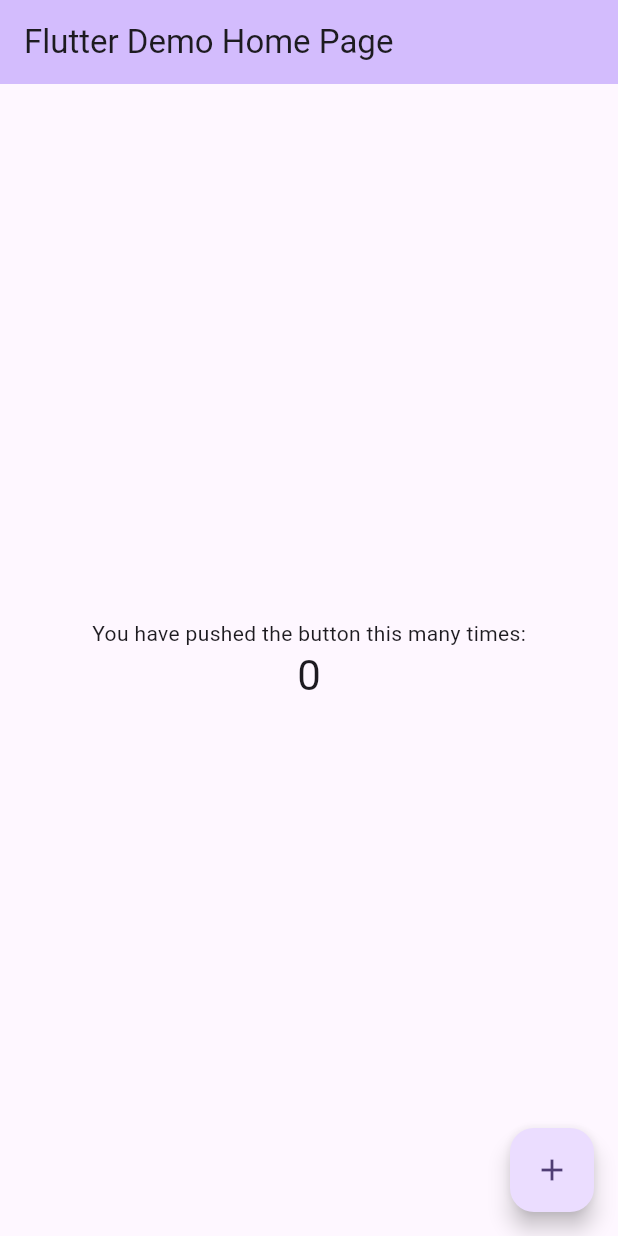
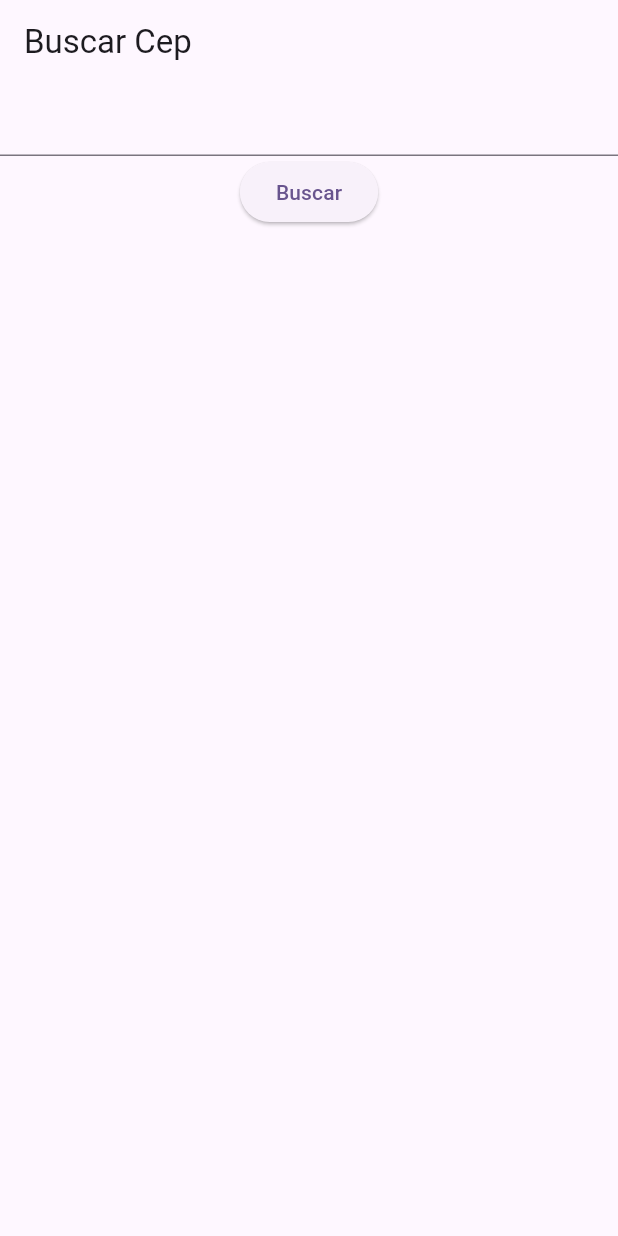
Before and after one commit to gustavo91010/via-cep-app, a Flutter app: the screen it shows after launch, on a phone screen of 412 x 824 dp. Run offline on Flutter 3.47's test engine with Material 3 defaults, Android fonts, the phone set to English and light mode, and no system bars; our stand-ins replace dio.

```diff
--- a/lib/main.dart
+++ b/lib/main.dart
@@ -1,4 +1,5 @@
 import 'package:flutter/material.dart';
+import 'package:via_cep/pages/home_page.dart';
 
 void main() {
   runApp(const MyApp());
@@ -13,113 +14,11 @@ class MyApp extends StatelessWidget {
     return MaterialApp(
       title: 'Flutter Demo',
       theme: ThemeData(
-        // This is the theme of your application.
-        //
-        // TRY THIS: Try running your application with "flutter run". You'll see
-        // the application has a purple toolbar. Then, without quitting the app,
-        // try changing the seedColor in the colorScheme below to Colors.green
-        // and then invoke "hot reload" (save your changes or press the "hot
-        // reload" button in a Flutter-supported IDE, or press "r" if you used
-        // the command line to start the app).
-        //
-        // Notice that the counter didn't reset back to zero; the application
-        // state is not lost during the reload. To reset the state, use hot
-        // restart instead.
-        //
-        // This works for code too, not just values: Most code changes can be
-        // tested with just a hot reload.
+
         colorScheme: ColorScheme.fromSeed(seedColor: Colors.deepPurple),
         useMaterial3: true,
       ),
-      home: const MyHomePage(title: 'Flutter Demo Home Page'),
+      home: const HomePage()
     );
   }
 }
-
-class MyHomePage extends StatefulWidget {
-  const MyHomePage({super.key, required this.title});
-
-  // This widget is the home page of your application. It is stateful, meaning
-  // that it has a State object (defined below) that contains fields that affect
-  // how it looks.
-
-  // This class is the configuration for the state. It holds the values (in this
-  // case the title) provided by the parent (in this case the App widget) and
-  // used by the build method of the State. Fields in a Widget subclass are
-  // always marked "final".
-
-  final String title;
-
-  @override
-  State<MyHomePage> createState() => _MyHomePageState();
-}
-
-class _MyHomePageState extends State<MyHomePage> {
-  int _counter = 0;
-
-  void _incrementCounter() {
-    setState(() {
-      // This call to setState tells the Flutter framework that something has
-      // changed in this State, which causes it to rerun the build method below
-      // so that the display can reflect the updated values. If we changed
-      // _counter without calling setState(), then the build method would not be
-      // called again, and so nothing would appear to happen.
-      _counter++;
-    });
-  }
-
-  @override
-  Widget build(BuildContext context) {
-    // This method is rerun every time setState is called, for instance as done
-    // by the _incrementCounter method above.
-    //
-    // The Flutter framework has been optimized to make rerunning build methods
-    // fast, so that you can just rebuild anything that needs updating rather
-    // than having to individually change instances of widgets.
-    return Scaffold(
-      appBar: AppBar(
-        // TRY THIS: Try changing the color here to a specific color (to
-        // Colors.amber, perhaps?) and trigger a hot reload to see the AppBar
-        // change color while the other colors stay the same.
-        backgroundColor: Theme.of(context).colorScheme.inversePrimary,
-        // Here we take the value from the MyHomePage object that was created by
-        // the App.build method, and use it to set our appbar title.
-        title: Text(widget.title),
-      ),
-      body: Center(
-        // Center is a layout widget. It takes a single child and positions it
-        // in the middle of the parent.
-        child: Column(
-          // Column is also a layout widget. It takes a list of children and
-          // arranges them vertically. By default, it sizes itself to fit its
-          // children horizontally, and tries to be as tall as its parent.
-          //
-          // Column has various properties to control how it sizes itself and
-          // how it positions its children. Here we use mainAxisAlignment to
-          // center the children vertically; the main axis here is the vertical
-          // axis because Columns are vertical (the cross axis would be
-          // horizontal).
-          //
-          // TRY THIS: Invoke "debug painting" (choose the "Toggle Debug Paint"
-          // action in the IDE, or press "p" in the console), to see the
-          // wireframe for each widget.
-          mainAxisAlignment: MainAxisAlignment.center,
-          children: <Widget>[
-            const Text(
-              'You have pushed the button this many times:',
-            ),
-            Text(
-              '$_counter',
-              style: Theme.of(context).textTheme.headlineMedium,
-            ),
-          ],
-        ),
-      ),
-      floatingActionButton: FloatingActionButton(
-        onPressed: _incrementCounter,
-        tooltip: 'Increment',
-        child: const Icon(Icons.add),
-      ), // This trailing comma makes auto-formatting nicer for build methods.
-    );
-  }
-}
--- /dev/null
+++ b/lib/pages/home_page.dart
@@ -0,0 +1,104 @@
+import 'package:flutter/material.dart';
+import 'package:via_cep/models/endereco_model.dart';
+import 'package:via_cep/repository/cep_repository.dart';
+import 'package:via_cep/repository/cep_repository_impl.dart';
+
+class HomePage extends StatefulWidget {
+  const HomePage({super.key});
+
+  @override
+  State<HomePage> createState() => _HomePageState();
+}
+
+class _HomePageState extends State<HomePage> {
+  final CepRepository cepRepository = CepRepositoryImpl();
+  EnderecoModel? enderecoModel;
+
+  final formKey = GlobalKey<FormState>(); // refcuperar o estado do formulario
+  final cepEC = TextEditingController();
+  bool loading = false;
+
+  @override
+  void dispose() {
+    cepEC.dispose();
+    super.dispose();
+  }
+
+  @override
+  Widget build(BuildContext context) {
+    return Scaffold(
+      appBar: AppBar(
+        title: const Text('Buscar Cep'), /*  */
+      ),
+      body: SingleChildScrollView(
+        // Deixar a tela principal scrolavel
+        child: Form(
+            // form para pegar dados de entrada
+            key: formKey, // Para pegar o valor de entrada
+            //Um form com uma coluna, como unico filho
+            child: Column(
+              // essa coluna com varios filhos
+              children: [
+                TextFormField(
+                  controller: cepEC, // Associa o controlador ao campo de texto
+                  validator: (value) {
+                    // Validar se o form esta vindo com valor ou vazio
+                    if (value == null || value.isEmpty) {
+                      return 'CEP Obrigatório';
+                    }
+                    return null;
+                  },
+                ),
+                ElevatedButton(
+                  onPressed: () async {
+                    final valid = formKey.currentState?.validate() ?? false;
+                    // recupera o status atual do form, e sempre se previnir do estatus null, com a ?
+                    // se naõ fiver, retorna um false
+                    if (valid) {
+                      try {
+                        print(
+                            'CEP digitado: ${cepEC.text}'); // Exibe o valor digitado no console
+                        setState(() {
+                          loading = true;
+                        });
+                        // Iniciando a busca
+                        final endereco = await cepRepository.getCep(cepEC.text);
+                        setState(() {
+                          loading= false;
+                          // converte o resultado no nosso model e atualiza a tela
+                          enderecoModel = endereco;
+                        });
+                      } on Exception {
+                        setState(() {
+                          loading= false;
+                          enderecoModel =
+                              null; // se a busca pelo endereço der errado, eu limpo a console
+                        });
+                        ScaffoldMessenger.of(context).showSnackBar(
+                          const SnackBar(
+                              content: Text('Error ao buscar o Endereço')),
+                        );
+                      }
+                    }
+                  },
+                  child: const Text('Buscar'),
+                ),
+                Visibility(
+                  visible: loading,
+                  child: CircularProgressIndicator(),
+                ),
+                Visibility(
+                  visible: enderecoModel != null,
+                  child: enderecoModel != null
+                      ? Text(
+                          '${enderecoModel?.logradouro ?? ''} ${enderecoModel?.cep ?? ''} ${enderecoModel?.complemento ?? ''}',
+                        )
+                      : const SizedBox
+                          .shrink(), // Retorna um widget vazio se o enderecoModel for nulo
+                ),
+              ],
+            )),
+      ),
+    );
+  }
+}
--- a/lib/repository/cep_repository_impl.dart
+++ b/lib/repository/cep_repository_impl.dart
@@ -1,4 +1,3 @@
-import 'dart:math';
 
 import 'package:dio/dio.dart';
 import 'package:via_cep/models/endereco_model.dart';
@@ -11,7 +10,7 @@ class CepRepositoryImpl implements CepRepository{
 
    final result= await Dio().get('https://viacep.com.br/ws/$cep/json/');
    return EnderecoModel.fromMap(result.data);
-    }on DioException catch(e){
+    }on DioException {
 
 
       throw Exception('Error ao buscar cep');
```
Also changed, not shown: 10 other files.
